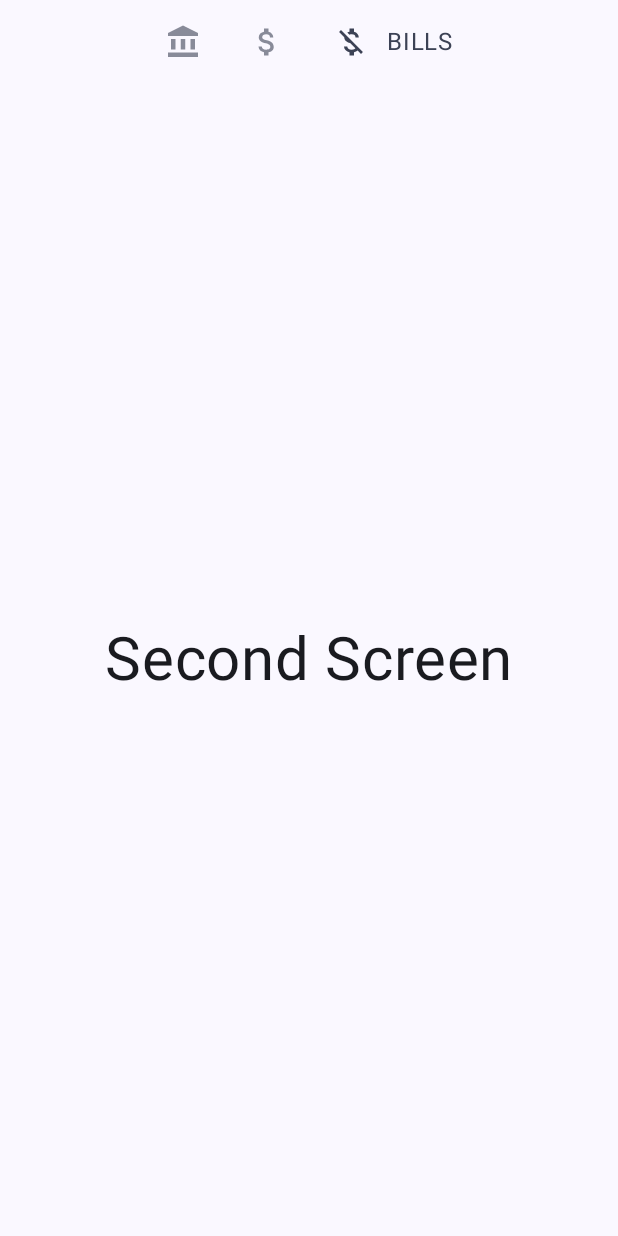
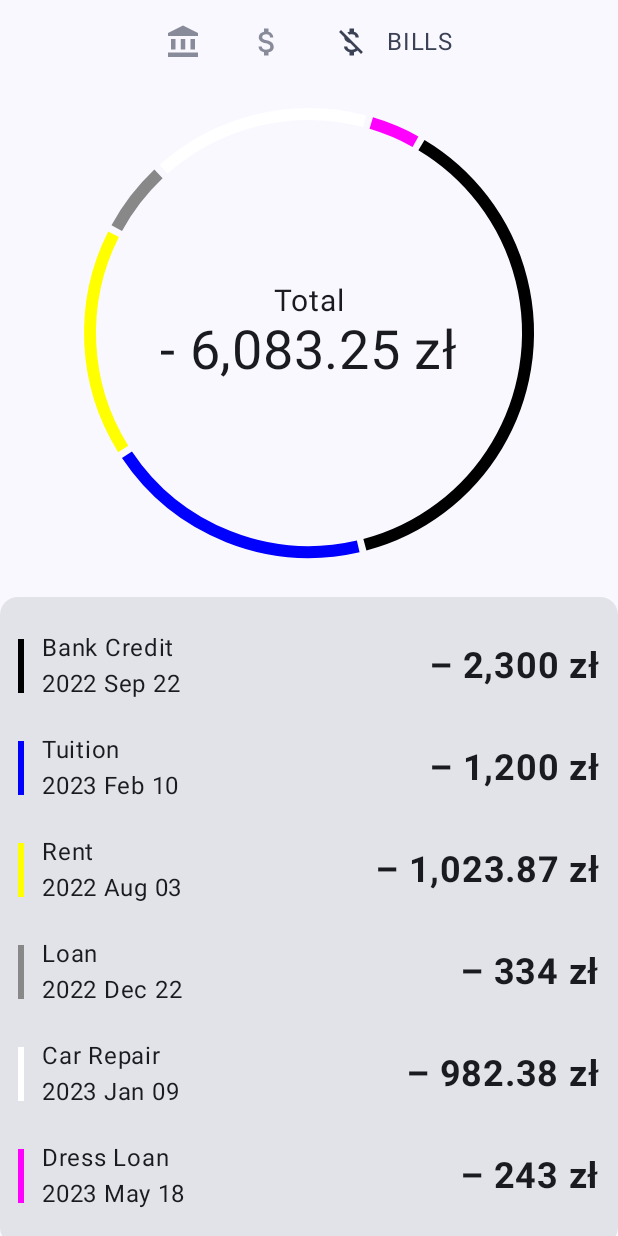
Before and after one commit to RafLew84/MyHomeBudgetCompose, an Android app built with Jetpack Compose: the screen it shows after launch (MainActivity), tab 3 chosen, on a phone screen of 412 x 824 dp. Run offline under Robolectric (Android 15) with nearby library versions, the phone set to English and light mode, and no system bars.

Commit message:
bills screen

```diff
--- a/app/src/main/java/com/example/myhomebudgetcompose/data/DataProvider.kt
+++ b/app/src/main/java/com/example/myhomebudgetcompose/data/DataProvider.kt
@@ -1,6 +1,6 @@
 package com.example.myhomebudgetcompose.data
 
-import android.graphics.Color
+import androidx.compose.ui.graphics.Color
 import com.example.myhomebudgetcompose.data.model.Account
 import com.example.myhomebudgetcompose.data.model.Bill
 import java.time.LocalDate
@@ -8,21 +8,21 @@ import java.time.LocalDate
 object DataProvider {
 
     val accounts = listOf(
-        Account("Home savings", "1111111111", 23456.34, Color.BLUE),
-        Account("Car savings", "2222222222", 126578.99, Color.LTGRAY),
-        Account("Vacation", "3457733323", 9875.12, Color.MAGENTA),
-        Account("Emergency", "9488344443", 10000.77, Color.RED),
-        Account("Healthcare", "3243554434", 12345.00, Color.YELLOW),
-        Account("Shopping", "2947560007", 3456.56, Color.BLACK)
+        Account("Home savings", "1111111111", 23456.34, Color.Blue),
+        Account("Car savings", "2222222222", 126578.99, Color.LightGray),
+        Account("Vacation", "3457733323", 9875.12, Color.Magenta),
+        Account("Emergency", "9488344443", 10000.77, Color.Red),
+        Account("Healthcare", "3243554434", 12345.00, Color.Yellow),
+        Account("Shopping", "2947560007", 3456.56, Color.Black)
     )
 
     val bills = listOf(
-        Bill("Bank Credit", LocalDate.of(2022, 9,22), 2300.0, Color.BLACK),
-        Bill("Tuition", LocalDate.of(2023, 2,10), 1200.0, Color.BLUE),
-        Bill("Rent", LocalDate.of(2022, 8,3), 1023.87, Color.YELLOW),
-        Bill("Loan", LocalDate.of(2022, 12,22), 334.0, Color.GRAY),
-        Bill("Car Repair", LocalDate.of(2023, 1,9), 982.38, Color.WHITE),
-        Bill("Dress Loan", LocalDate.of(2023, 5,18), 243.0, Color.MAGENTA)
+        Bill("Bank Credit", LocalDate.of(2022, 9,22), 2300.0, Color.Black),
+        Bill("Tuition", LocalDate.of(2023, 2,10), 1200.0, Color.Blue),
+        Bill("Rent", LocalDate.of(2022, 8,3), 1023.87, Color.Yellow),
+        Bill("Loan", LocalDate.of(2022, 12,22), 334.0, Color.Gray),
+        Bill("Car Repair", LocalDate.of(2023, 1,9), 982.38, Color.White),
+        Bill("Dress Loan", LocalDate.of(2023, 5,18), 243.0, Color.Magenta)
     )
 
     val totalAccountsAmount = (accounts.indices).sumOf { accounts[it].amount }
--- a/app/src/main/java/com/example/myhomebudgetcompose/data/model/Account.kt
+++ b/app/src/main/java/com/example/myhomebudgetcompose/data/model/Account.kt
@@ -1,8 +1,10 @@
 package com.example.myhomebudgetcompose.data.model
+
+import androidx.compose.ui.graphics.Color
 
 data class Account(
     val name: String,
     val number: String,
     val amount: Double,
-    val color: Int
+    val color: Color
 )
--- a/app/src/main/java/com/example/myhomebudgetcompose/data/model/Bill.kt
+++ b/app/src/main/java/com/example/myhomebudgetcompose/data/model/Bill.kt
@@ -1,10 +1,11 @@
 package com.example.myhomebudgetcompose.data.model
 
+import androidx.compose.ui.graphics.Color
 import java.time.LocalDate
 
 data class Bill (
     val name: String,
     val endDate: LocalDate,
     val amount: Double,
-    val color: Int
+    val color: Color
 )
--- /dev/null
+++ b/app/src/main/java/com/example/myhomebudgetcompose/ui/components/AnimatedCircle.kt
@@ -0,0 +1,98 @@
+/*
+ * Copyright 2022 The Android Open Source Project
+ *
+ * Licensed under the Apache License, Version 2.0 (the "License");
+ * you may not use this file except in compliance with the License.
+ * You may obtain a copy of the License at
+ *
+ *     https://www.apache.org/licenses/LICENSE-2.0
+ *
+ * Unless required by applicable law or agreed to in writing, software
+ * distributed under the License is distributed on an "AS IS" BASIS,
+ * WITHOUT WARRANTIES OR CONDITIONS OF ANY KIND, either express or implied.
+ * See the License for the specific language governing permissions and
+ * limitations under the License.
+ */
+
+package com.example.myhomebudgetcompose.ui.components
+
+import androidx.compose.animation.core.CubicBezierEasing
+import androidx.compose.animation.core.LinearOutSlowInEasing
+import androidx.compose.animation.core.MutableTransitionState
+import androidx.compose.animation.core.animateFloat
+import androidx.compose.animation.core.tween
+import androidx.compose.animation.core.updateTransition
+import androidx.compose.foundation.Canvas
+import androidx.compose.runtime.Composable
+import androidx.compose.runtime.getValue
+import androidx.compose.runtime.remember
+import androidx.compose.ui.Modifier
+import androidx.compose.ui.geometry.Offset
+import androidx.compose.ui.geometry.Size
+import androidx.compose.ui.graphics.Color
+import androidx.compose.ui.graphics.drawscope.Stroke
+import androidx.compose.ui.platform.LocalDensity
+import androidx.compose.ui.unit.dp
+
+private const val DividerLengthInDegrees = 1.8f
+
+/**
+ * A donut chart that animates when loaded.
+ */
+@Composable
+fun AnimatedCircle(
+    proportions: List<Float>,
+    colors: List<Color>,
+    modifier: Modifier = Modifier
+) {
+    val currentState = remember {
+        MutableTransitionState(AnimatedCircleProgress.START)
+            .apply { targetState = AnimatedCircleProgress.END }
+    }
+    val stroke = with(LocalDensity.current) { Stroke(8.dp.toPx()) }
+    val transition = updateTransition(currentState, label = "")
+    val angleOffset by transition.animateFloat(
+        transitionSpec = {
+            tween(
+                delayMillis = 500,
+                durationMillis = 900,
+                easing = LinearOutSlowInEasing
+            )
+        }, label = ""
+    ) { progress -> if (progress == AnimatedCircleProgress.START) 0f else 360f }
+
+    val shift by transition.animateFloat(
+        transitionSpec = {
+            tween(
+                delayMillis = 500,
+                durationMillis = 900,
+                easing = CubicBezierEasing(0f, 0.75f, 0.35f, 0.85f)
+            )
+        }, label = ""
+    ) { progress -> if (progress == AnimatedCircleProgress.START) 0f else 30f }
+
+    Canvas(modifier) {
+        val innerRadius = (size.minDimension - stroke.width) / 2
+        val halfSize = size / 2.0f
+        val topLeft = Offset(
+            halfSize.width - innerRadius,
+            halfSize.height - innerRadius
+        )
+        val size = Size(innerRadius * 2, innerRadius * 2)
+        var startAngle = shift - 90f
+        proportions.forEachIndexed { index, proportion ->
+            val sweep = proportion * angleOffset
+            drawArc(
+                color = colors[index],
+                startAngle = startAngle + DividerLengthInDegrees / 2,
+                sweepAngle = sweep - DividerLengthInDegrees,
+                topLeft = topLeft,
+                size = size,
+                useCenter = false,
+                style = stroke
+            )
+            startAngle += sweep
+        }
+    }
+}
+private enum class AnimatedCircleProgress { START, END }
--- /dev/null
+++ b/app/src/main/java/com/example/myhomebudgetcompose/ui/components/BaseRow.kt
@@ -0,0 +1,52 @@
+package com.example.myhomebudgetcompose.ui.components
+
+import androidx.compose.foundation.background
+import androidx.compose.foundation.layout.Arrangement
+import androidx.compose.foundation.layout.Column
+import androidx.compose.foundation.layout.Row
+import androidx.compose.foundation.layout.Spacer
+import androidx.compose.foundation.layout.height
+import androidx.compose.foundation.layout.size
+import androidx.compose.foundation.layout.width
+import androidx.compose.material3.Divider
+import androidx.compose.material3.MaterialTheme
+import androidx.compose.material3.Text
+import androidx.compose.runtime.Composable
+import androidx.compose.ui.Alignment
+import androidx.compose.ui.Modifier
+import androidx.compose.ui.graphics.Color
+import androidx.compose.ui.text.font.FontWeight
+import androidx.compose.ui.unit.dp
+import androidx.compose.ui.unit.sp
+import com.example.myhomebudgetcompose.util.formatter
+
+@Composable
+fun BaseRow(
+    modifier: Modifier = Modifier,
+    color: Color,
+    title: String,
+    subtitle: String,
+    amount: Float,
+    negative: Boolean
+) {
+    val sign = if (negative) "– " else " "
+    val formattedAmount = ("$sign${formatter.format(amount)} zł")
+    Row(
+        modifier = modifier.height(68.dp),
+        verticalAlignment = Alignment.CenterVertically
+    ) {
+        Spacer(modifier.size(4.dp, 36.dp).background(color = color))
+        Spacer(Modifier.width(12.dp))
+        Column(Modifier) {
+            Text(text = title)
+            Text(text = subtitle)
+        }
+        Spacer(Modifier.weight(1f))
+        Text(
+            text = formattedAmount,
+            modifier = Modifier.align(Alignment.CenterVertically),
+            fontSize = 24.sp,
+            fontWeight = FontWeight.Bold
+        )
+    }
+}
--- /dev/null
+++ b/app/src/main/java/com/example/myhomebudgetcompose/ui/components/DetailsScreen.kt
@@ -0,0 +1,85 @@
+/*
+ * Copyright 2022 The Android Open Source Project
+ *
+ * Licensed under the Apache License, Version 2.0 (the "License");
+ * you may not use this file except in compliance with the License.
+ * You may obtain a copy of the License at
+ *
+ *     https://www.apache.org/licenses/LICENSE-2.0
+ *
+ * Unless required by applicable law or agreed to in writing, software
+ * distributed under the License is distributed on an "AS IS" BASIS,
+ * WITHOUT WARRANTIES OR CONDITIONS OF ANY KIND, either express or implied.
+ * See the License for the specific language governing permissions and
+ * limitations under the License.
+ */
+
+package com.example.myhomebudgetcompose.ui.components
+
+import androidx.compose.foundation.layout.Box
+import androidx.compose.foundation.layout.Column
+import androidx.compose.foundation.layout.Spacer
+import androidx.compose.foundation.layout.fillMaxWidth
+import androidx.compose.foundation.layout.height
+import androidx.compose.foundation.layout.padding
+import androidx.compose.foundation.rememberScrollState
+import androidx.compose.foundation.verticalScroll
+import androidx.compose.material3.Card
+import androidx.compose.material3.Text
+import androidx.compose.runtime.Composable
+import androidx.compose.ui.Alignment
+import androidx.compose.ui.Modifier
+import androidx.compose.ui.graphics.Color
+import androidx.compose.ui.unit.dp
+import androidx.compose.ui.unit.sp
+import com.example.myhomebudgetcompose.util.extractProportions
+import com.example.myhomebudgetcompose.util.formatter
+
+/**
+ * Generic component used by the accounts and bills screens to show a chart and a list of items.
+ */
+@Composable
+fun <T> StatementBody(
+    modifier: Modifier = Modifier,
+    items: List<T>,
+    colors: (T) -> Color,
+    amounts: (T) -> Float,
+    amountsTotal: Float,
+    circleLabel: String,
+    rows: @Composable (T) -> Unit
+) {
+    Column(modifier = modifier.verticalScroll(rememberScrollState())) {
+        Box(Modifier.padding(16.dp)) {
+            val accountsProportion = items.extractProportions { amounts(it) }
+            val circleColors = items.map { colors(it) }
+            AnimatedCircle(
+                accountsProportion,
+                circleColors,
+                Modifier
+                    .height(300.dp)
+                    .align(Alignment.Center)
+                    .fillMaxWidth()
+            )
+            Column(modifier = Modifier.align(Alignment.Center)) {
+                Text(
+                    text = circleLabel,
+                    modifier = Modifier.align(Alignment.CenterHorizontally),
+                    fontSize = 20.sp
+                )
+                Text(
+                    text = ("- ${formatter.format(amountsTotal)} zł"),
+                    modifier = Modifier.align(Alignment.CenterHorizontally),
+                    fontSize = 36.sp
+                )
+            }
+        }
+        Spacer(Modifier.height(10.dp))
+        Card {
+            Column(modifier = Modifier.padding(12.dp)) {
+                items.forEach { item ->
+                    rows(item)
+                }
+            }
+        }
+    }
+}
--- a/app/src/main/java/com/example/myhomebudgetcompose/ui/screens/Bills.kt
+++ b/app/src/main/java/com/example/myhomebudgetcompose/ui/screens/Bills.kt
@@ -1,29 +1,40 @@
 package com.example.myhomebudgetcompose.ui.screens
 
-import androidx.compose.foundation.background
-import androidx.compose.foundation.layout.Box
-import androidx.compose.foundation.layout.fillMaxSize
-import androidx.compose.material3.Text
 import androidx.compose.runtime.Composable
-import androidx.compose.ui.Alignment
+import androidx.compose.runtime.remember
 import androidx.compose.ui.Modifier
 import androidx.compose.ui.graphics.Color
+import androidx.compose.ui.semantics.clearAndSetSemantics
+import androidx.compose.ui.semantics.contentDescription
 import androidx.compose.ui.tooling.preview.Preview
-import androidx.compose.ui.unit.sp
+import com.example.myhomebudgetcompose.data.DataProvider
+import com.example.myhomebudgetcompose.data.model.Bill
+import com.example.myhomebudgetcompose.ui.components.BaseRow
+import com.example.myhomebudgetcompose.ui.components.StatementBody
 import com.example.myhomebudgetcompose.ui.theme.MyHomeBudgetComposeTheme
+import com.example.myhomebudgetcompose.util.dateFormatter
 
 @Composable
-fun BillsScreen(){
-    Box(
-        Modifier
-            .fillMaxSize(),
-        contentAlignment = Alignment.Center
-    ) {
-        Text(
-            text = "Second Screen",
-            fontSize = 40.sp
-        )
-    }
+fun BillsScreen(
+    bills: List<Bill> = remember { DataProvider.bills }
+) {
+    StatementBody(
+        modifier = Modifier.clearAndSetSemantics { contentDescription = "Bills" },
+        items = bills,
+        amounts = { bill -> bill.amount.toFloat() },
+        colors = { bill -> bill.color },
+        amountsTotal = bills.map { bill -> bill.amount.toFloat() }.sum(),
+        circleLabel = "Total",
+        rows = { bill ->
+            BaseRow(
+                title = bill.name,
+                subtitle = bill.endDate.format(dateFormatter),
+                amount = bill.amount.toFloat(),
+                color = bill.color,
+                negative = true
+            )
+        }
+    )
 }
 
 @Preview(showBackground = true)
--- /dev/null
+++ b/app/src/main/java/com/example/myhomebudgetcompose/util/ListUtil.kt
@@ -0,0 +1,6 @@
+package com.example.myhomebudgetcompose.util
+
+fun <E> List<E>.extractProportions(selector: (E) -> Float): List<Float> {
+    val total = this.sumOf { selector(it).toDouble() }
+    return this.map { (selector(it) / total).toFloat() }
+}
```
